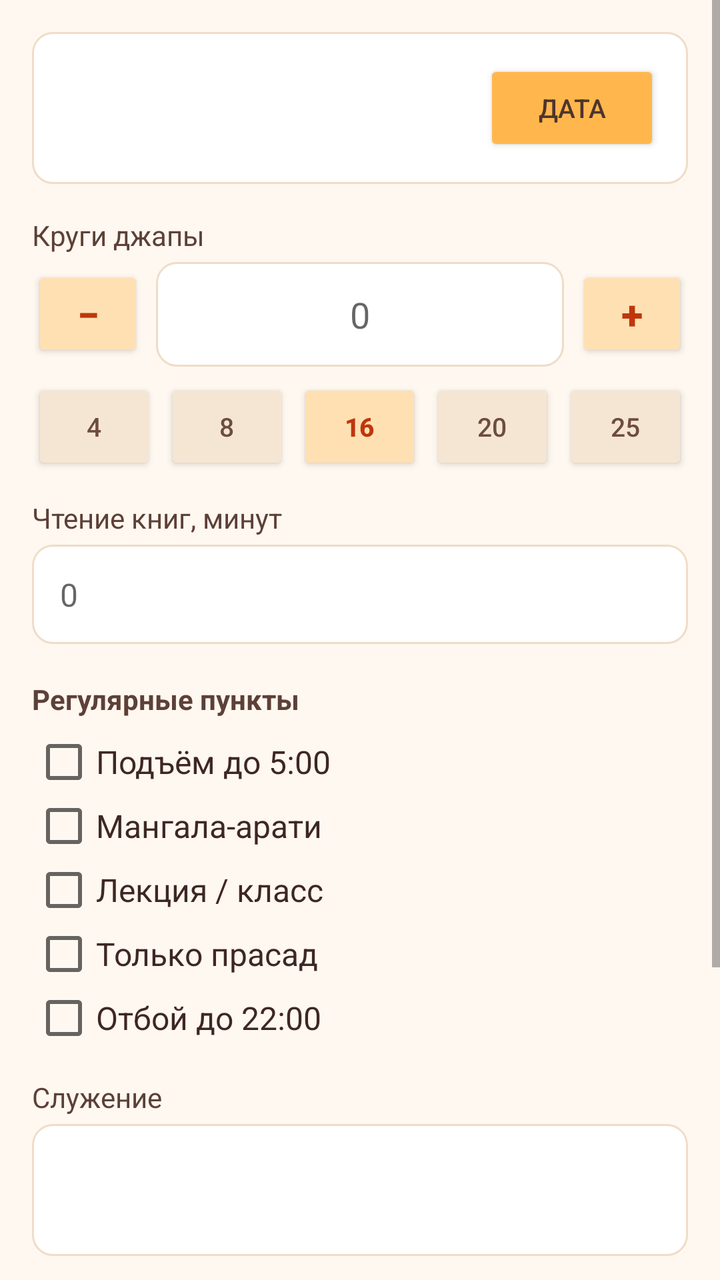
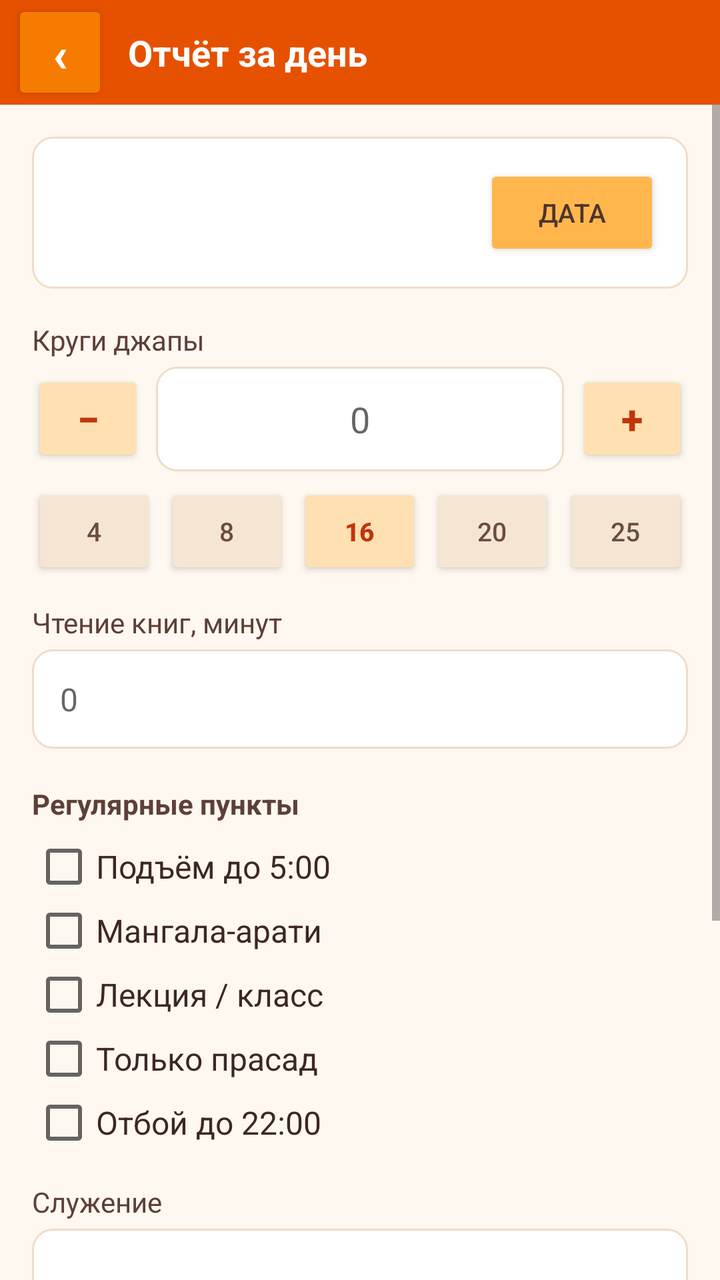

Two renders of the same Android screen: before a commit and after it. Below are the layout's source before the change and the commit's diff.
<!-- AndroidManifest.xml: application theme AppTheme -->
<!-- res/layout/activity_edit.xml -->
<?xml version="1.0" encoding="utf-8"?>
<ScrollView xmlns:android="http://schemas.android.com/apk/res/android"
    android:layout_width="match_parent"
    android:layout_height="match_parent"
    android:background="#FFF8F0"
    android:fillViewport="true">

    <LinearLayout
        android:layout_width="match_parent"
        android:layout_height="wrap_content"
        android:orientation="vertical"
        android:padding="16dp">

        <LinearLayout
            android:layout_width="match_parent"
            android:layout_height="wrap_content"
            android:orientation="horizontal"
            android:gravity="center_vertical"
            android:background="@drawable/card_bg"
            android:padding="14dp">

            <TextView
                android:id="@+id/editDate"
                android:layout_width="0dp"
                android:layout_height="wrap_content"
                android:layout_weight="1"
                android:textColor="#3E2723"
                android:textSize="17sp"
                android:textStyle="bold"
                android:text="" />

            <Button
                android:id="@+id/btnPickDate"
                android:layout_width="wrap_content"
                android:layout_height="wrap_content"
                android:text="Дата"
                android:textSize="13sp"
                android:backgroundTint="#FFB74D"
                android:textColor="#4E342E" />
        </LinearLayout>

        <TextView
            android:layout_width="match_parent"
            android:layout_height="wrap_content"
            android:layout_marginTop="16dp"
            android:text="Круги джапы"
            android:textColor="#5D4037"
            android:textSize="14sp" />

        <LinearLayout
            android:layout_width="match_parent"
            android:layout_height="wrap_content"
            android:orientation="horizontal"
            android:gravity="center_vertical"
            android:layout_marginTop="4dp">

            <Button
                android:id="@+id/btnRoundsMinus"
                android:layout_width="56dp"
                android:layout_height="wrap_content"
                android:text="−"
                android:textSize="20sp"
                android:textStyle="bold"
                android:backgroundTint="#FFE0B2"
                android:textColor="#BF360C" />

            <EditText
                android:id="@+id/inRounds"
                android:layout_width="0dp"
                android:layout_height="wrap_content"
                android:layout_weight="1"
                android:layout_marginLeft="6dp"
                android:layout_marginRight="6dp"
                android:inputType="number"
                android:maxLength="3"
                android:gravity="center"
                android:textSize="18sp"
                android:textColor="#3E2723"
                android:hint="0"
                android:background="@drawable/card_bg"
                android:padding="14dp" />

            <Button
                android:id="@+id/btnRoundsPlus"
                android:layout_width="56dp"
                android:layout_height="wrap_content"
                android:text="+"
                android:textSize="20sp"
                android:textStyle="bold"
                android:backgroundTint="#FFE0B2"
                android:textColor="#BF360C" />
        </LinearLayout>

        <LinearLayout
            android:layout_width="match_parent"
            android:layout_height="wrap_content"
            android:orientation="horizontal"
            android:layout_marginTop="6dp">

            <Button
                android:id="@+id/btnR4"
                android:layout_width="0dp"
                android:layout_height="wrap_content"
                android:layout_weight="1"
                android:text="4"
                android:textSize="13sp"
                android:backgroundTint="#F5E6D3"
                android:textColor="#6D4C41" />

            <Button
                android:id="@+id/btnR8"
                android:layout_width="0dp"
                android:layout_height="wrap_content"
                android:layout_weight="1"
                android:layout_marginLeft="4dp"
                android:text="8"
                android:textSize="13sp"
                android:backgroundTint="#F5E6D3"
                android:textColor="#6D4C41" />

            <Button
                android:id="@+id/btnR16"
                android:layout_width="0dp"
                android:layout_height="wrap_content"
                android:layout_weight="1"
                android:layout_marginLeft="4dp"
                android:text="16"
                android:textSize="13sp"
                android:backgroundTint="#FFE0B2"
                android:textColor="#BF360C"
                android:textStyle="bold" />

            <Button
                android:id="@+id/btnR20"
                android:layout_width="0dp"
                android:layout_height="wrap_content"
                android:layout_weight="1"
                android:layout_marginLeft="4dp"
                android:text="20"
                android:textSize="13sp"
                android:backgroundTint="#F5E6D3"
                android:textColor="#6D4C41" />

            <Button
                android:id="@+id/btnR25"
                android:layout_width="0dp"
                android:layout_height="wrap_content"
                android:layout_weight="1"
                android:layout_marginLeft="4dp"
                android:text="25"
                android:textSize="13sp"
                android:backgroundTint="#F5E6D3"
                android:textColor="#6D4C41" />
        </LinearLayout>

        <TextView
            android:layout_width="match_parent"
            android:layout_height="wrap_content"
            android:layout_marginTop="12dp"
            android:text="Чтение книг, минут"
            android:textColor="#5D4037"
            android:textSize="14sp" />

        <EditText
            android:id="@+id/inReading"
            android:layout_width="match_parent"
            android:layout_height="wrap_content"
            android:inputType="number"
            android:maxLength="4"
            android:textSize="16sp"
            android:textColor="#3E2723"
            android:hint="0"
            android:background="@drawable/card_bg"
            android:padding="14dp"
            android:layout_marginTop="4dp" />

        <TextView
            android:layout_width="match_parent"
            android:layout_height="wrap_content"
            android:layout_marginTop="18dp"
            android:text="Регулярные пункты"
            android:textColor="#5D4037"
            android:textSize="14sp"
            android:textStyle="bold" />

        <CheckBox
            android:id="@+id/cbWake"
            android:layout_width="match_parent"
            android:layout_height="wrap_content"
            android:layout_marginTop="6dp"
            android:text="Подъём до 5:00"
            android:textColor="#3E2723"
            android:textSize="16sp" />

        <CheckBox
            android:id="@+id/cbArati"
            android:layout_width="match_parent"
            android:layout_height="wrap_content"
            android:text="Мангала-арати"
            android:textColor="#3E2723"
            android:textSize="16sp" />

        <CheckBox
            android:id="@+id/cbLecture"
            android:layout_width="match_parent"
            android:layout_height="wrap_content"
            android:text="Лекция / класс"
            android:textColor="#3E2723"
            android:textSize="16sp" />

        <CheckBox
            android:id="@+id/cbPrasadam"
            android:layout_width="match_parent"
            android:layout_height="wrap_content"
            android:text="Только прасад"
            android:textColor="#3E2723"
            android:textSize="16sp" />

        <CheckBox
            android:id="@+id/cbSleep"
            android:layout_width="match_parent"
            android:layout_height="wrap_content"
            android:text="Отбой до 22:00"
            android:textColor="#3E2723"
            android:textSize="16sp" />

        <TextView
            android:layout_width="match_parent"
            android:layout_height="wrap_content"
            android:layout_marginTop="14dp"
            android:text="Служение"
            android:textColor="#5D4037"
            android:textSize="14sp" />

        <EditText
            android:id="@+id/inService"
            android:layout_width="match_parent"
            android:layout_height="wrap_content"
            android:inputType="textMultiLine"
            android:minLines="2"
            android:gravity="top"
            android:textSize="15sp"
            android:textColor="#3E2723"
            android:background="@drawable/card_bg"
            android:padding="14dp"
            android:layout_marginTop="4dp" />

        <TextView
            android:layout_width="match_parent"
            android:layout_height="wrap_content"
            android:layout_marginTop="12dp"
            android:text="Заметки"
            android:textColor="#5D4037"
            android:textSize="14sp" />

        <EditText
            android:id="@+id/inNotes"
            android:layout_width="match_parent"
            android:layout_height="wrap_content"
            android:inputType="textMultiLine"
            android:minLines="3"
            android:gravity="top"
            android:textSize="15sp"
            android:textColor="#3E2723"
            android:background="@drawable/card_bg"
            android:padding="14dp"
            android:layout_marginTop="4dp" />

        <Button
            android:id="@+id/btnSave"
            android:layout_width="match_parent"
            android:layout_height="64dp"
            android:layout_marginTop="20dp"
            android:text="Сохранить"
            android:textSize="18sp"
            android:textStyle="bold"
            android:backgroundTint="#E65100"
            android:textColor="#FFFFFF" />

        <Button
            android:id="@+id/btnDelete"
            android:layout_width="match_parent"
            android:layout_height="wrap_content"
            android:layout_marginTop="8dp"
            android:layout_marginBottom="16dp"
            android:text="Удалить отчёт"
            android:textSize="14sp"
            android:backgroundTint="#EF9A9A"
            android:textColor="#7F0000"
            android:visibility="gone" />
    </LinearLayout>
</ScrollView>
<!-- resources referenced by this layout -->
<resources>
  <!-- drawable card_bg (drawable) -->
  <?xml version="1.0" encoding="utf-8"?>
  <shape xmlns:android="http://schemas.android.com/apk/res/android"
      android:shape="rectangle">
      <solid android:color="#FFFFFF" />
      <corners android:radius="10dp" />
      <stroke android:width="1dp" android:color="#F0DCC8" />
  </shape>
  <style name="AppTheme" parent="@android:style/Theme.Material.Light.DarkActionBar">
          <item name="android:colorPrimary">#E65100</item>
          <item name="android:colorPrimaryDark">#BF360C</item>
          <item name="android:colorAccent">#E65100</item>
          <item name="android:windowBackground">#FFF8F0</item>
      </style>
</resources>

<!-- the commit's change to res/layout/activity_edit.xml (unified diff, before → after) -->
@@ -1,7 +1,45 @@
 <?xml version="1.0" encoding="utf-8"?>
-<ScrollView xmlns:android="http://schemas.android.com/apk/res/android"
+<LinearLayout xmlns:android="http://schemas.android.com/apk/res/android"
     android:layout_width="match_parent"
     android:layout_height="match_parent"
+    android:orientation="vertical"
+    android:background="#FFF8F0">
+
+    <LinearLayout
+        android:layout_width="match_parent"
+        android:layout_height="wrap_content"
+        android:orientation="horizontal"
+        android:background="#E65100"
+        android:gravity="center_vertical"
+        android:paddingLeft="6dp"
+        android:paddingRight="16dp">
+
+        <Button
+            android:id="@+id/btnBack"
+            android:layout_width="wrap_content"
+            android:layout_height="wrap_content"
+            android:minWidth="48dp"
+            android:text="‹"
+            android:textSize="24sp"
+            android:textStyle="bold"
+            android:backgroundTint="#F57C00"
+            android:textColor="#FFFFFF" />
+
+        <TextView
+            android:layout_width="0dp"
+            android:layout_height="wrap_content"
+            android:layout_weight="1"
+            android:layout_marginLeft="10dp"
+            android:text="Отчёт за день"
+            android:textColor="#FFFFFF"
+            android:textSize="18sp"
+            android:textStyle="bold" />
+    </LinearLayout>
+
+<ScrollView
+    android:layout_width="match_parent"
+    android:layout_height="0dp"
+    android:layout_weight="1"
     android:background="#FFF8F0"
     android:fillViewport="true">
 
@@ -290,3 +328,4 @@
             android:visibility="gone" />
     </LinearLayout>
 </ScrollView>
+</LinearLayout>
<!-- resource entries referenced after the edit -->
@@ -8,7 +8,7 @@
       <corners android:radius="10dp" />
       <stroke android:width="1dp" android:color="#F0DCC8" />
   </shape>
-  <style name="AppTheme" parent="@android:style/Theme.Material.Light.DarkActionBar">
+  <style name="AppTheme" parent="@android:style/Theme.Material.Light.NoActionBar">
           <item name="android:colorPrimary">#E65100</item>
           <item name="android:colorPrimaryDark">#BF360C</item>
           <item name="android:colorAccent">#E65100</item>
